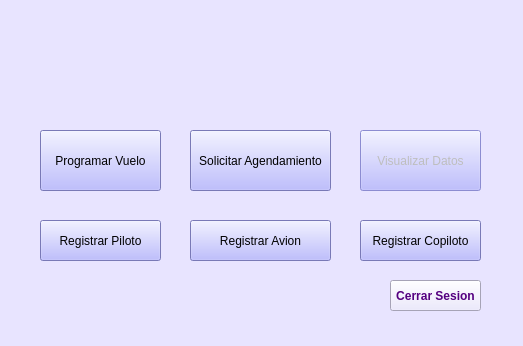
Before: the Qt Designer form Interfaces Aeropuerto/interfazAerolinea.ui in vanesagustin98/Aerocamp, drawn with Qt 5.
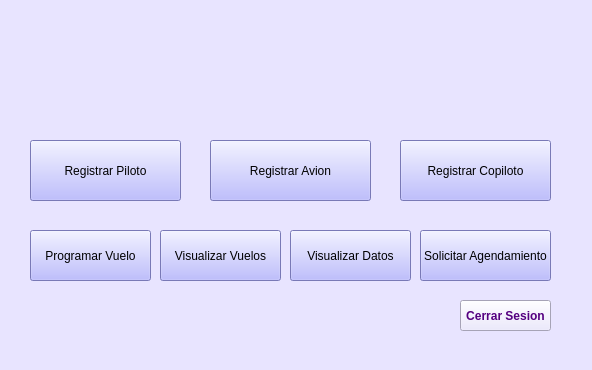
After: the same form once the commit is applied. Icons and pictures are not drawn.

The edit to the form file:
```diff
--- a/Interfaces Aeropuerto/interfazAerolinea.ui
+++ b/Interfaces Aeropuerto/interfazAerolinea.ui
@@ -6,8 +6,8 @@
    <rect>
     <x>0</x>
     <y>0</y>
-    <width>523</width>
-    <height>346</height>
+    <width>592</width>
+    <height>370</height>
    </rect>
   </property>
   <property name="windowTitle">
@@ -20,10 +20,10 @@
    <widget class="QPushButton" name="bt_programarVuelo">
     <property name="geometry">
      <rect>
-      <x>40</x>
-      <y>130</y>
+      <x>30</x>
+      <y>230</y>
       <width>121</width>
-      <height>61</height>
+      <height>51</height>
      </rect>
     </property>
     <property name="font">
@@ -41,10 +41,10 @@
    <widget class="QPushButton" name="bt_solicitarAgendamiento">
     <property name="geometry">
      <rect>
-      <x>190</x>
-      <y>130</y>
-      <width>141</width>
-      <height>61</height>
+      <x>420</x>
+      <y>230</y>
+      <width>131</width>
+      <height>51</height>
      </rect>
     </property>
     <property name="font">
@@ -61,14 +61,14 @@
    </widget>
    <widget class="QPushButton" name="bt_visualizarDatos">
     <property name="enabled">
-     <bool>false</bool>
+     <bool>true</bool>
     </property>
     <property name="geometry">
      <rect>
-      <x>360</x>
-      <y>130</y>
+      <x>290</x>
+      <y>230</y>
       <width>121</width>
-      <height>61</height>
+      <height>51</height>
      </rect>
     </property>
     <property name="font">
@@ -86,8 +86,8 @@
    <widget class="QPushButton" name="bt_cerrarSesion">
     <property name="geometry">
      <rect>
-      <x>390</x>
-      <y>280</y>
+      <x>460</x>
+      <y>300</y>
       <width>91</width>
       <height>31</height>
      </rect>
@@ -109,10 +109,10 @@
    <widget class="QPushButton" name="pushButton_2">
     <property name="geometry">
      <rect>
-      <x>40</x>
-      <y>220</y>
-      <width>121</width>
-      <height>41</height>
+      <x>30</x>
+      <y>140</y>
+      <width>151</width>
+      <height>61</height>
      </rect>
     </property>
     <property name="styleSheet">
@@ -125,10 +125,10 @@
    <widget class="QPushButton" name="pushButton_3">
     <property name="geometry">
      <rect>
-      <x>360</x>
-      <y>220</y>
-      <width>121</width>
-      <height>41</height>
+      <x>400</x>
+      <y>140</y>
+      <width>151</width>
+      <height>61</height>
      </rect>
     </property>
     <property name="styleSheet">
@@ -141,10 +141,10 @@
    <widget class="QPushButton" name="pushButton_4">
     <property name="geometry">
      <rect>
-      <x>190</x>
-      <y>220</y>
-      <width>141</width>
-      <height>41</height>
+      <x>210</x>
+      <y>140</y>
+      <width>161</width>
+      <height>61</height>
      </rect>
     </property>
     <property name="styleSheet">
@@ -157,7 +157,7 @@
    <widget class="QLabel" name="label_2">
     <property name="geometry">
      <rect>
-      <x>200</x>
+      <x>230</x>
       <y>10</y>
       <width>121</width>
       <height>111</height>
@@ -176,6 +176,27 @@
      <string/>
     </property>
    </widget>
+   <widget class="QPushButton" name="pushButton">
+    <property name="geometry">
+     <rect>
+      <x>160</x>
+      <y>230</y>
+      <width>121</width>
+      <height>51</height>
+     </rect>
+    </property>
+    <property name="font">
+     <font>
+      <pointsize>9</pointsize>
+     </font>
+    </property>
+    <property name="styleSheet">
+     <string notr="true">background-color: rgb(170, 170, 255);</string>
+    </property>
+    <property name="text">
+     <string>Visualizar Vuelos</string>
+    </property>
+   </widget>
   </widget>
   <widget class="QStatusBar" name="statusbar"/>
  </widget>
```
